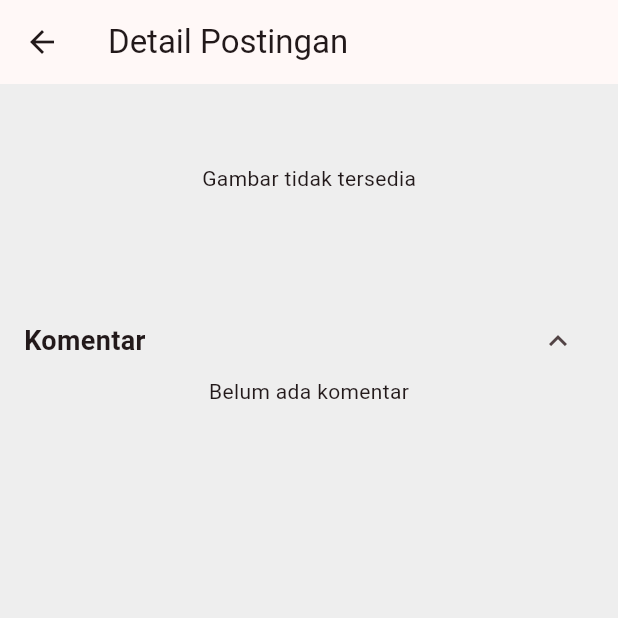
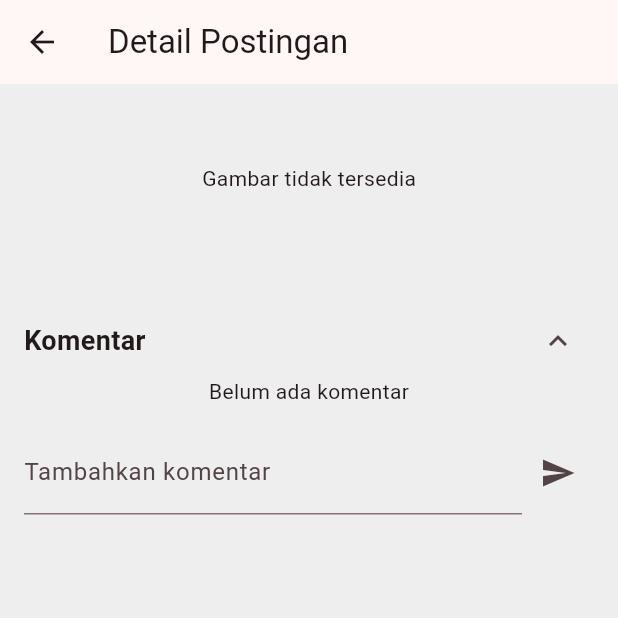
Before and after one commit to rustamumdp/barbershop_palembang, a Flutter app: the DetailScreen screen opened directly with empty values, on a phone screen of 412 x 824 dp, the top half of it. Run offline on Flutter 3.47's test engine with Material 3 defaults, Android fonts, the light colour scheme and no system bars; our stand-ins replace cloud_firestore, firebase_auth, firebase_core, firebase_storage, image_picker; accounts and stored records are empty.

Commit message:
perbaikan fitur komentar

```diff
--- a/lib/screens/detail_screen.dart
+++ b/lib/screens/detail_screen.dart
@@ -31,7 +31,7 @@ class _DetailScreenState extends State<DetailScreen> {
   Future<void> _addComment(String text) async {
     User? user = _auth.currentUser;
     if (user != null) {
-      String username = user.email!; // Assuming the user's email as username
+      String username = user.email ?? 'Anonymous'; // Assuming the user's email as username
       await _firestore
           .collection('posts')
           .doc(widget.postId)
@@ -103,7 +103,10 @@ class _DetailScreenState extends State<DetailScreen> {
                   ),
                 ],
               ),
-              if (showComments)
+              if (showComments) // Show comments section only if showComments is true
+                Column(
+                  crossAxisAlignment: CrossAxisAlignment.start,
+                  children: [
                     StreamBuilder<QuerySnapshot>(
                       stream: _firestore
                           .collection('posts')
@@ -113,7 +116,7 @@ class _DetailScreenState extends State<DetailScreen> {
                           .snapshots(),
                       builder: (context, snapshot) {
                         if (snapshot.connectionState == ConnectionState.waiting) {
-                      return CircularProgressIndicator();
+                          return Center(child: CircularProgressIndicator());
                         }
 
                         if (!snapshot.hasData || snapshot.data!.docs.isEmpty) {
@@ -131,13 +134,12 @@ class _DetailScreenState extends State<DetailScreen> {
                           );
                         }).toList();
 
-                    return Column(
-                      crossAxisAlignment: CrossAxisAlignment.start,
-                      children: [
-                        ListView(
+                        return ListView(
                           shrinkWrap: true,
                           physics: NeverScrollableScrollPhysics(),
                           children: commentWidgets,
+                        );
+                      },
                     ),
                     SizedBox(height: 16),
                     Row(
@@ -161,8 +163,6 @@ class _DetailScreenState extends State<DetailScreen> {
                       ],
                     ),
                   ],
-                    );
-                  },
                 ),
             ],
           ),
```
Lines whose indentation alone changed are shown as unchanged.
